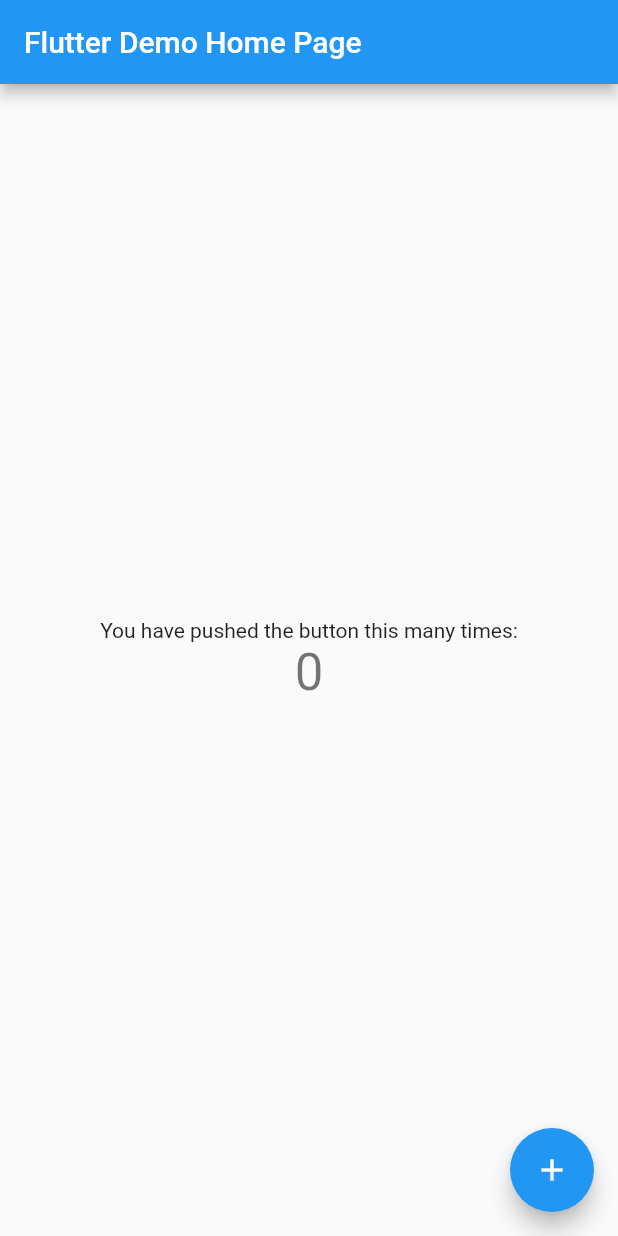
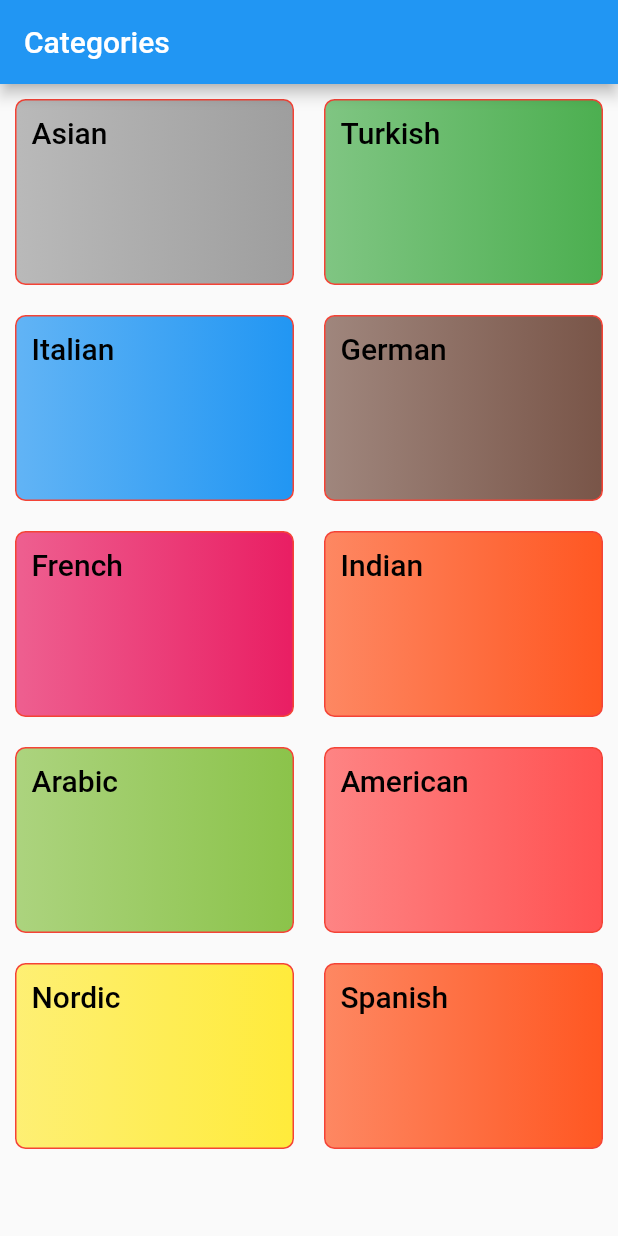
Before and after one commit to muatik/flutter-examples, a Flutter app: the screen it shows after launch, on a phone screen of 412 x 824 dp. Run offline on Flutter 3.47's test engine with Material 2 defaults, Android fonts, the phone set to English and light mode, and no system bars.

Commit message:
add meal category list and navigation

```diff
--- /dev/null
+++ b/gutmeals/lib/components/category_item.dart
@@ -0,0 +1,32 @@
+import 'package:flutter/material.dart';
+import 'package:gutmeals/models/Category.dart';
+
+class CategoryItem extends StatelessWidget {
+  final Category category;
+
+  final Function onSelected;
+
+  CategoryItem({this.category, this.onSelected});
+
+  @override
+  Widget build(BuildContext context) {
+    return GestureDetector(
+        onTap: () => onSelected(category),
+        child: Container(
+          padding: EdgeInsets.all(10),
+          decoration: BoxDecoration(
+              border: Border.all(width: 1, color: Colors.red),
+              borderRadius: BorderRadius.circular(7),
+              gradient: category.bgColor != null
+                  ? LinearGradient(colors: [
+                      category.bgColor.withOpacity(0.7),
+                      category.bgColor
+                    ])
+                  : null),
+          child: Text(
+            category.title,
+            style: Theme.of(context).textTheme.headline6,
+          ),
+        ));
+  }
+}
--- a/gutmeals/lib/main.dart
+++ b/gutmeals/lib/main.dart
@@ -1,4 +1,5 @@
 import 'package:flutter/material.dart';
+import 'package:gutmeals/routes.dart';
 
 void main() {
   runApp(MyApp());
@@ -25,93 +26,11 @@ class MyApp extends StatelessWidget {
           // the app on. For desktop platforms, the controls will be smaller and
           // closer together (more dense) than on mobile platforms.
           visualDensity: VisualDensity.adaptivePlatformDensity,
-      ),
-      home: MyHomePage(title: 'Flutter Demo Home Page'),
+          fontFamily: 'Roboto',
+          textTheme: ThemeData.light().textTheme.copyWith(
+                headline6: TextStyle(color: Colors.black, fontFamily: 'Roboto'),
+              )),
+      routes: appRoutes,
     );
   }
 }
-
-class MyHomePage extends StatefulWidget {
-  MyHomePage({Key key, this.title}) : super(key: key);
-
-  // This widget is the home page of your application. It is stateful, meaning
-  // that it has a State object (defined below) that contains fields that affect
-  // how it looks.
-
-  // This class is the configuration for the state. It holds the values (in this
-  // case the title) provided by the parent (in this case the App widget) and
-  // used by the build method of the State. Fields in a Widget subclass are
-  // always marked "final".
-
-  final String title;
-
-  @override
-  _MyHomePageState createState() => _MyHomePageState();
-}
-
-class _MyHomePageState extends State<MyHomePage> {
-  int _counter = 0;
-
-  void _incrementCounter() {
-    setState(() {
-      // This call to setState tells the Flutter framework that something has
-      // changed in this State, which causes it to rerun the build method below
-      // so that the display can reflect the updated values. If we changed
-      // _counter without calling setState(), then the build method would not be
-      // called again, and so nothing would appear to happen.
-      _counter++;
-    });
-  }
-
-  @override
-  Widget build(BuildContext context) {
-    // This method is rerun every time setState is called, for instance as done
-    // by the _incrementCounter method above.
-    //
-    // The Flutter framework has been optimized to make rerunning build methods
-    // fast, so that you can just rebuild anything that needs updating rather
-    // than having to individually change instances of widgets.
-    return Scaffold(
-      appBar: AppBar(
-        // Here we take the value from the MyHomePage object that was created by
-        // the App.build method, and use it to set our appbar title.
-        title: Text(widget.title),
-      ),
-      body: Center(
-        // Center is a layout widget. It takes a single child and positions it
-        // in the middle of the parent.
-        child: Column(
-          // Column is also a layout widget. It takes a list of children and
-          // arranges them vertically. By default, it sizes itself to fit its
-          // children horizontally, and tries to be as tall as its parent.
-          //
-          // Invoke "debug painting" (press "p" in the console, choose the
-          // "Toggle Debug Paint" action from the Flutter Inspector in Android
-          // Studio, or the "Toggle Debug Paint" command in Visual Studio Code)
-          // to see the wireframe for each widget.
-          //
-          // Column has various properties to control how it sizes itself and
-          // how it positions its children. Here we use mainAxisAlignment to
-          // center the children vertically; the main axis here is the vertical
-          // axis because Columns are vertical (the cross axis would be
-          // horizontal).
-          mainAxisAlignment: MainAxisAlignment.center,
-          children: <Widget>[
-            Text(
-              'You have pushed the button this many times:',
-            ),
-            Text(
-              '$_counter',
-              style: Theme.of(context).textTheme.headline4,
-            ),
-          ],
-        ),
-      ),
-      floatingActionButton: FloatingActionButton(
-        onPressed: _incrementCounter,
-        tooltip: 'Increment',
-        child: Icon(Icons.add),
-      ), // This trailing comma makes auto-formatting nicer for build methods.
-    );
-  }
-}
--- /dev/null
+++ b/gutmeals/lib/models/Category.dart
@@ -0,0 +1,34 @@
+import 'package:flutter/material.dart';
+
+class Category {
+  final String id;
+  final String title;
+  final Color bgColor;
+
+  const Category({
+    @required this.id,
+    @required this.title,
+    this.bgColor,
+  });
+
+  static final List<Category> categories = const [
+    Category(id: '1', title: 'Asian', bgColor: Colors.grey),
+    Category(id: '2', title: 'Turkish', bgColor: Colors.green),
+    Category(id: '3', title: 'Italian', bgColor: Colors.blue),
+    Category(id: '4', title: 'German', bgColor: Colors.brown),
+    Category(id: '5', title: 'French', bgColor: Colors.pink),
+    Category(id: '6', title: 'Indian', bgColor: Colors.deepOrange),
+    Category(id: '7', title: 'Arabic', bgColor: Colors.lightGreen),
+    Category(id: '8', title: 'American', bgColor: Colors.redAccent),
+    Category(id: '9', title: 'Nordic', bgColor: Colors.yellow),
+    Category(id: '10', title: 'Spanish', bgColor: Colors.deepOrange),
+  ];
+
+  static Category findById(String id) {
+    return categories.firstWhere((c) => c.id == id);
+  }
+
+  static List<Category> findAll() {
+    return categories;
+  }
+}
--- /dev/null
+++ b/gutmeals/lib/routes.dart
@@ -0,0 +1,10 @@
+import 'package:flutter/material.dart';
+import 'package:gutmeals/screens/categoriy_list_screen.dart';
+import 'package:gutmeals/screens/category_meals.dart';
+
+const ROUTE_HOME = '/';
+const ROUTE_CATEGORY_MEALS = '/category-meals';
+final Map<String, WidgetBuilder> appRoutes = {
+  ROUTE_HOME: (ctx) => CategoryListScreen(),
+  ROUTE_CATEGORY_MEALS: (ctx) => CategoryMealsScreen()
+};
--- /dev/null
+++ b/gutmeals/lib/screens/categoriy_list_screen.dart
@@ -0,0 +1,38 @@
+import 'package:flutter/material.dart';
+import 'package:gutmeals/components/category_item.dart';
+import 'package:gutmeals/models/Category.dart';
+import 'package:gutmeals/routes.dart';
+
+class CategoryListScreen extends StatelessWidget {
+  void onCategorySelected(BuildContext context, String id) {
+    Navigator.of(context)
+        .pushNamed(ROUTE_CATEGORY_MEALS, arguments: {'id': id});
+  }
+
+  @override
+  Widget build(BuildContext context) {
+    return Scaffold(
+        appBar: AppBar(
+          title: const Text("Categories"),
+        ),
+        body: GridView(
+          padding: const EdgeInsets.all(10),
+          gridDelegate: SliverGridDelegateWithMaxCrossAxisExtent(
+              maxCrossAxisExtent: 200,
+              childAspectRatio: 3 / 2,
+              crossAxisSpacing: 20,
+              mainAxisSpacing: 20),
+          children: buildCategories(context),
+        ));
+  }
+
+  buildCategories(BuildContext context) {
+    return Category.findAll()
+        .map((c) => CategoryItem(
+              category: c,
+              onSelected: (category) =>
+                  onCategorySelected(context, category.id),
+            ))
+        .toList();
+  }
+}
--- /dev/null
+++ b/gutmeals/lib/screens/category_meals.dart
@@ -0,0 +1,17 @@
+import 'package:flutter/cupertino.dart';
+import 'package:flutter/material.dart';
+import 'package:gutmeals/models/Category.dart';
+
+class CategoryMealsScreen extends StatelessWidget {
+  @override
+  Widget build(BuildContext context) {
+    final categoryId = (ModalRoute.of(context).settings.arguments
+        as Map<String, String>)['id'];
+    final category = Category.findById(categoryId);
+
+    return Scaffold(
+      appBar: AppBar(title: Text(category.title)),
+      body: Text('the meals of the category'),
+    );
+  }
+}
```
Also changed, not shown: gutmeals/pubspec.yaml (+12 -15 lines), gutmeals/assets/fonts/Roboto-Black.ttf (added), gutmeals/assets/fonts/Roboto-BlackItalic.ttf (added), gutmeals/assets/fonts/Roboto-Bold.ttf (added), gutmeals/assets/fonts/Roboto-BoldItalic.ttf (added), gutmeals/assets/fonts/Roboto-Italic.ttf (added), gutmeals/assets/fonts/Roboto-Light.ttf (added), gutmeals/assets/fonts/Roboto-LightItalic.ttf (added), gutmeals/assets/fonts/Roboto-Medium.ttf (added), gutmeals/assets/fonts/Roboto-MediumItalic.ttf (added), gutmeals/assets/fonts/Roboto-Regular.ttf (added), gutmeals/assets/fonts/Roboto-Thin.ttf (added), gutmeals/assets/fonts/Roboto-ThinItalic.ttf (added). Lines whose indentation alone changed are shown as unchanged.
